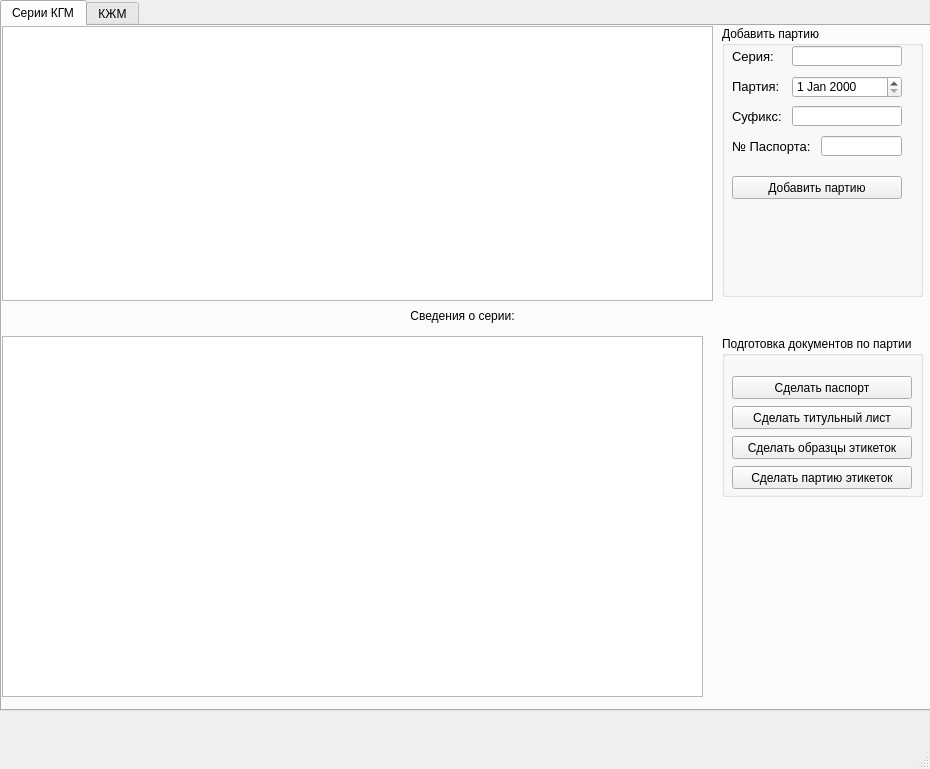
This is cylinders/windows/batch_window.ui in bomzheg/Cylinders as Qt 5 draws it before an edit. The edited form follows.
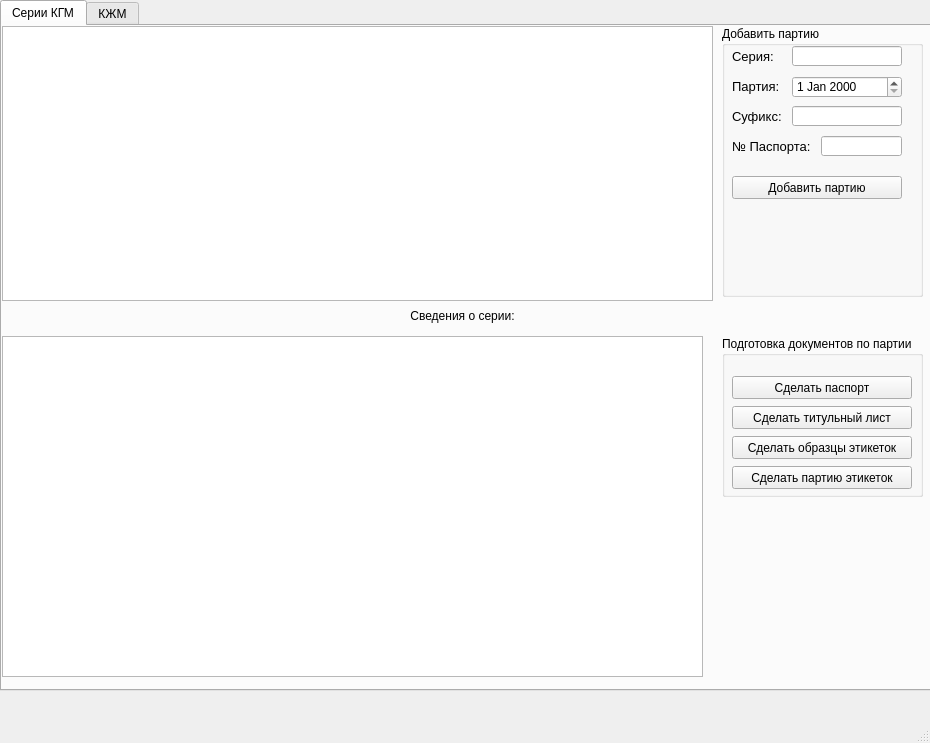
This is the edited form.

Commit message: change window size

What changed in the file:
```diff
--- a/cylinders/windows/batch_window.ui
+++ b/cylinders/windows/batch_window.ui
@@ -7,7 +7,7 @@
     <x>0</x>
     <y>0</y>
     <width>930</width>
-    <height>769</height>
+    <height>743</height>
    </rect>
   </property>
   <property name="minimumSize">
@@ -32,7 +32,7 @@
       <x>0</x>
       <y>0</y>
       <width>931</width>
-      <height>711</height>
+      <height>691</height>
      </rect>
     </property>
     <property name="currentIndex">
@@ -48,7 +48,7 @@
         <x>0</x>
         <y>310</y>
         <width>701</width>
-        <height>361</height>
+        <height>341</height>
        </rect>
       </property>
       <property name="alternatingRowColors">
```
The commit also changes 1 other file.
